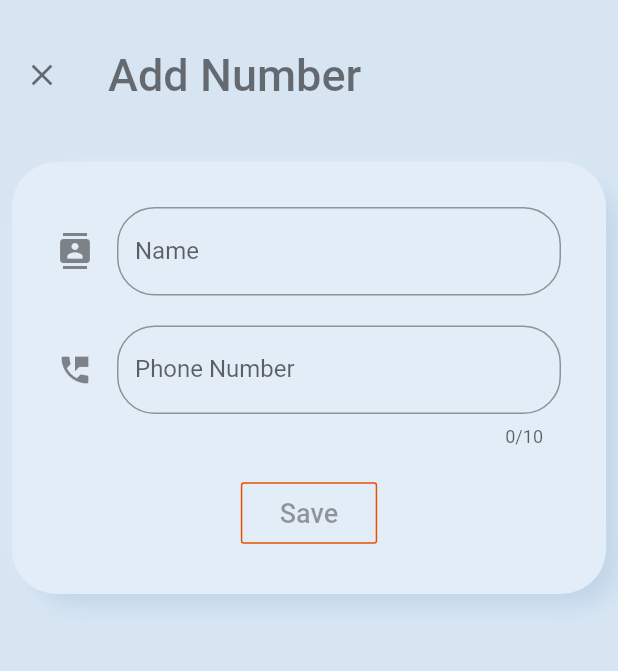
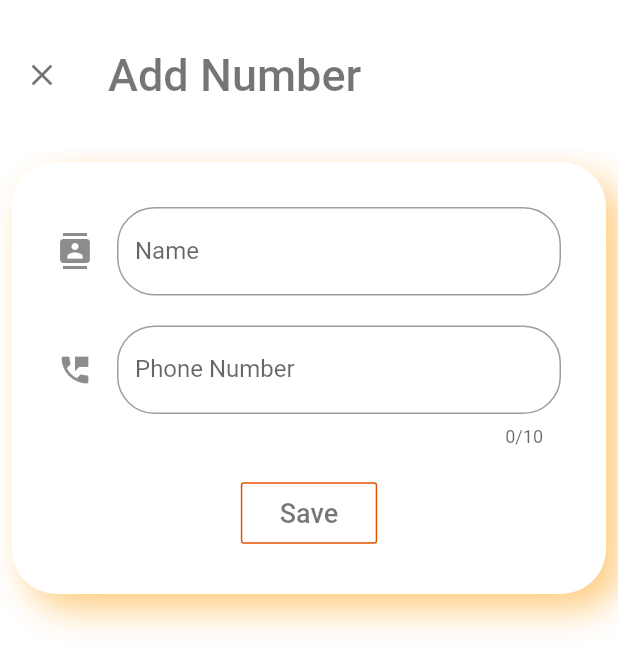
Before and after one commit to captain26/safe_women, a Flutter app: the NumbersPage screen opened by its route, after a tap on the "add" icon, on a phone screen of 412 x 824 dp. Shown: the top 671 px of the screen. Run offline on Flutter 3.47's test engine with Material 2 defaults, Android fonts, the phone set to English and light mode, and no system bars; our stand-ins replace flutter_svg, geolocator, location, permission_handler, sqflite, toast; missing offline and left inert: flutter_shake_plugin, sms_maintained; accounts and stored records are empty.

Commit message:
UI changes

```diff
--- a/lib/screen/numbers/add_number.dart
+++ b/lib/screen/numbers/add_number.dart
@@ -50,40 +50,41 @@ class _AddNumberState extends State<AddNumber> {
   @override
   Widget build(BuildContext context) {
     return Scaffold(
-      backgroundColor: Color.fromRGBO(215, 229, 243, 1),
+      backgroundColor: Colors.white,
       appBar: AppBar(
         iconTheme: IconThemeData(color: Colors.black54),
         elevation: 0.0,
-        backgroundColor: Color.fromRGBO(215, 229, 243, 1),
+        backgroundColor: Colors.white,
         toolbarHeight: 100.0,
         title: Text(
           'Add Number',
           style: TextStyle(color: Colors.black54, fontSize: 30),
         ),
       ),
-      body: Padding(
-        padding: const EdgeInsets.all(8.0),
-        child: SingleChildScrollView(
+      body: SingleChildScrollView(
+        child: Padding(
+          padding: const EdgeInsets.all(8.0),
           child: Column(
+            crossAxisAlignment: CrossAxisAlignment.stretch,
+            mainAxisSize: MainAxisSize.max,
             children: [
               Container(
                 decoration: BoxDecoration(
-                  color: Color.fromRGBO(227, 237, 247, 1),
+                  color: Colors.white,
                   shape: BoxShape.rectangle,
                   borderRadius: BorderRadius.circular(30),
                   boxShadow: [
                     BoxShadow(
-                      spreadRadius: -10,
-                      blurRadius: 17,
-                      offset: Offset(5, 5),
+                      blurRadius: 10,
+                      offset: Offset(-10,-10),
                       color: Colors.white,
                     ),
                     BoxShadow(
-                      spreadRadius: -2,
-                      blurRadius: 10,
-                      offset: Offset(10.5, 10.5),
-                      color: Color.fromRGBO(193, 214, 233, 1),
+                      blurRadius: 20,
+                      offset: Offset(10, 10),
+                      color: Colors.orange[200],
                     )
+
                   ],
                 ),
                 child: Column(
@@ -158,6 +159,7 @@ class _AddNumberState extends State<AddNumber> {
                                     'Save',
                                     style: TextStyle(
                                       fontSize: 18,
+                                      color:  submitEnabled ? Colors.orange[900] : Colors.black54,
                                     ),
                                   ),
                                 ),
--- a/lib/screen/numbers/numbers.dart
+++ b/lib/screen/numbers/numbers.dart
@@ -112,9 +112,9 @@ class _NumbersPageState extends State<NumbersPage> {
                 color: Color(0xffffffff),
               ),
               BoxShadow(
-                blurRadius: 10,
+                blurRadius: 20,
                 offset: Offset(10, 10),
-                color: Color(0xffa1a1a1),
+                color: Colors.teal,
               )
             ],
           ),
```
Also changed, not shown: lib/screen/home_screen.dart (+7 -3 lines), lib/screen/numbers/edit_number.dart (+12 -9 lines).
